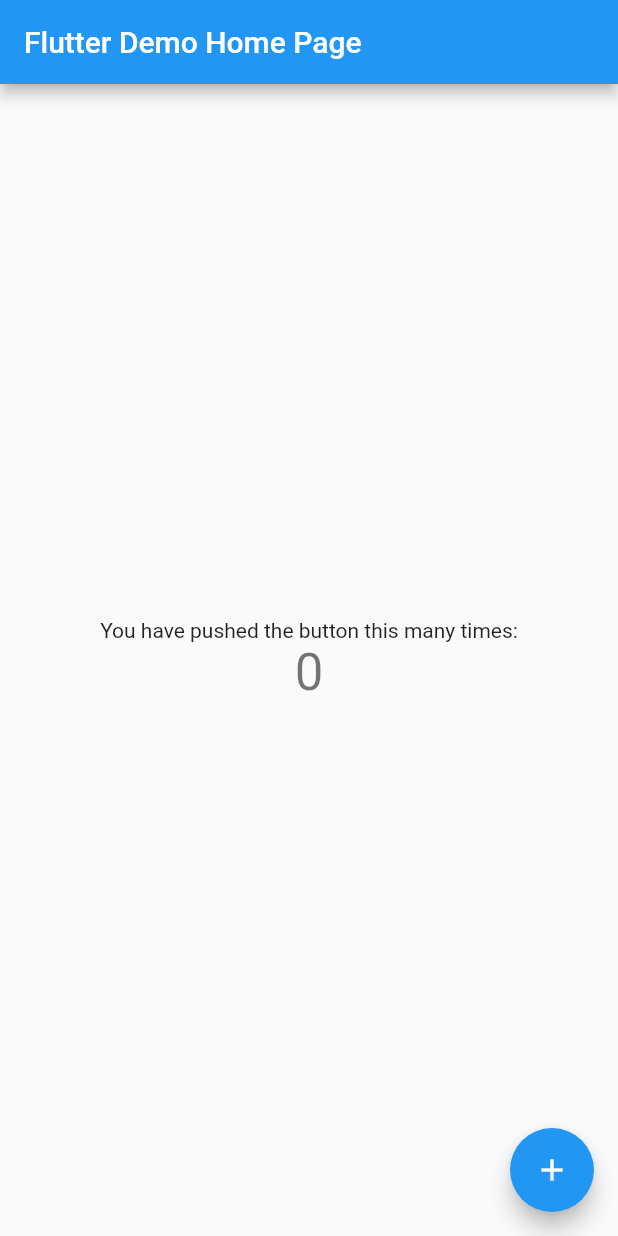
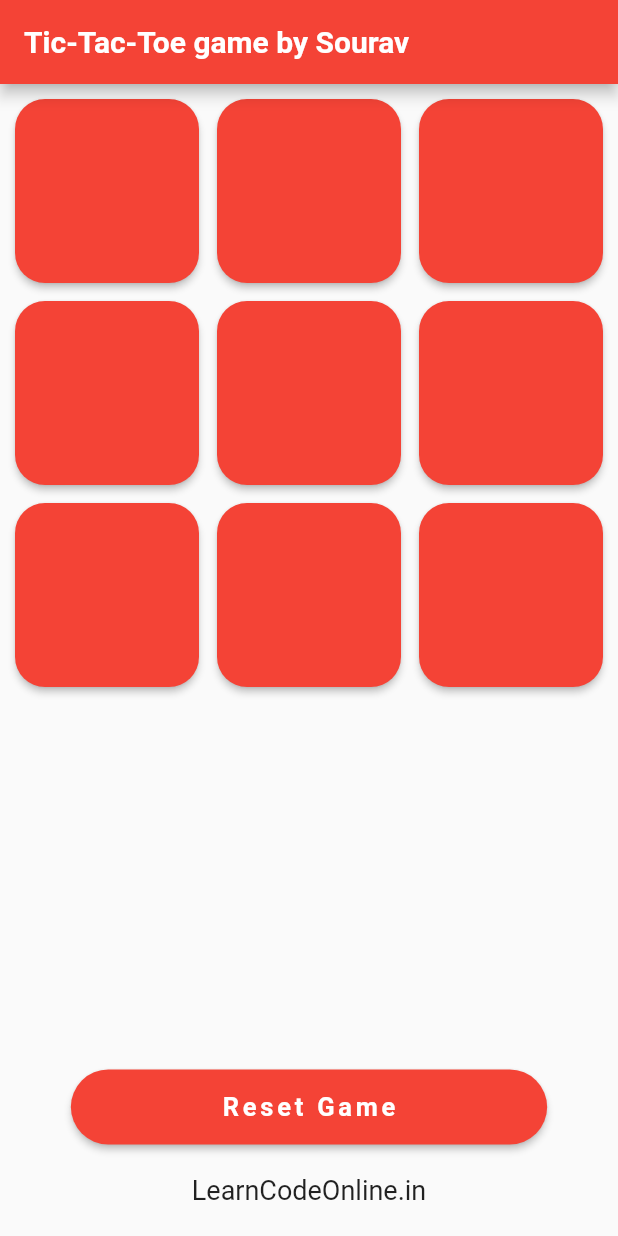
Before and after one commit to iamsourav37/TicTacToe-in-Flutter, a Flutter app: the screen it shows after launch, on a phone screen of 412 x 824 dp. Run offline on Flutter 3.47's test engine with Material 2 defaults, Android fonts, the phone set to English and light mode, and no system bars.

Commit message:
design part is almost ready

```diff
--- /dev/null
+++ b/lib/HomePage.dart
@@ -0,0 +1,115 @@
+import 'package:flutter/material.dart';
+
+class HomePage extends StatefulWidget {
+  @override
+  _HomePageState createState() => _HomePageState();
+}
+
+class _HomePageState extends State<HomePage> {
+
+bool isCross = true;
+List<String> gameState ;
+String message = "";
+
+AssetImage cross = AssetImage("images/cross.png");
+AssetImage circle = AssetImage("images/circle.png");
+AssetImage edit = AssetImage("images/edit.png");
+
+@override
+void initState() {
+    super.initState();
+    setState(() {
+      this.message = "";
+      this.gameState = [
+        "empty",
+        "empty",
+        "empty",
+        "empty",
+        "empty",
+        "empty",
+        "empty",
+        "empty",
+        "empty",
+      ];
+    });
+
+  }
+
+
+
+
+
+
+
+
+
+
+
+
+  @override
+  Widget build(BuildContext context) {
+    return Scaffold(
+        appBar: AppBar(
+          title: Text(
+            "Tic-Tac-Toe game by Sourav",
+            style: TextStyle(color: Colors.white, fontWeight: FontWeight.w600),
+          ),
+        ),
+        body: Column(
+          mainAxisAlignment: MainAxisAlignment.start,
+          crossAxisAlignment: CrossAxisAlignment.center,
+          children: <Widget>[
+            Expanded(
+              child: GridView.builder(
+                padding: EdgeInsets.all(10),
+                gridDelegate: SliverGridDelegateWithFixedCrossAxisCount(
+                  crossAxisCount: 3,
+                  childAspectRatio: 1.0,
+                  crossAxisSpacing: 12.0,
+                  mainAxisSpacing: 12.0,
+                ),
+                itemCount: 9,
+                itemBuilder: (context, i) => Container(
+                  child: MaterialButton(
+                    onPressed: () {},
+                    shape: RoundedRectangleBorder(
+                        borderRadius: BorderRadius.circular(20)),
+                    color: Colors.red,
+                  ),
+                ),
+              ),
+            ),
+            Container(
+              padding: EdgeInsets.all(20),
+              child: Text(
+                "$message",
+                style: TextStyle(
+                  fontSize: 20.0,
+
+                ),
+              ),
+            ),
+            RaisedButton(
+              onPressed: () {},
+
+              color: Colors.red,
+              padding: EdgeInsets.symmetric(vertical: 15, horizontal: 100),
+              shape: StadiumBorder(),
+              child: Text(
+                "Reset Game",
+                style: TextStyle(
+                  fontSize: 17,
+                  letterSpacing: 2.5,
+                  color: Colors.white,
+                  fontWeight: FontWeight.bold,
+                ),
+              ),
+            ),
+            Container(
+              padding: EdgeInsets.all(20),
+              child: Text("LearnCodeOnline.in",style: TextStyle(fontSize: 18),),
+            )
+          ],
+        ));
+  }
+}
--- a/lib/main.dart
+++ b/lib/main.dart
@@ -1,111 +1,19 @@
 import 'package:flutter/material.dart';
+import './HomePage.dart';
 
 void main() => runApp(MyApp());
 
+
 class MyApp extends StatelessWidget {
-  // This widget is the root of your application.
   @override
   Widget build(BuildContext context) {
     return MaterialApp(
-      title: 'Flutter Demo',
+      title: "Tic Tac Toe",
+      debugShowCheckedModeBanner: false,
       theme: ThemeData(
-        // This is the theme of your application.
-        //
-        // Try running your application with "flutter run". You'll see the
-        // application has a blue toolbar. Then, without quitting the app, try
-        // changing the primarySwatch below to Colors.green and then invoke
-        // "hot reload" (press "r" in the console where you ran "flutter run",
-        // or simply save your changes to "hot reload" in a Flutter IDE).
-        // Notice that the counter didn't reset back to zero; the application
-        // is not restarted.
-        primarySwatch: Colors.blue,
+        primarySwatch: Colors.red,
       ),
-      home: MyHomePage(title: 'Flutter Demo Home Page'),
+      home: HomePage(),
     );
   }
 }
-
-class MyHomePage extends StatefulWidget {
-  MyHomePage({Key key, this.title}) : super(key: key);
-
-  // This widget is the home page of your application. It is stateful, meaning
-  // that it has a State object (defined below) that contains fields that affect
-  // how it looks.
-
-  // This class is the configuration for the state. It holds the values (in this
-  // case the title) provided by the parent (in this case the App widget) and
-  // used by the build method of the State. Fields in a Widget subclass are
-  // always marked "final".
-
-  final String title;
-
-  @override
-  _MyHomePageState createState() => _MyHomePageState();
-}
-
-class _MyHomePageState extends State<MyHomePage> {
-  int _counter = 0;
-
-  void _incrementCounter() {
-    setState(() {
-      // This call to setState tells the Flutter framework that something has
-      // changed in this State, which causes it to rerun the build method below
-      // so that the display can reflect the updated values. If we changed
-      // _counter without calling setState(), then the build method would not be
-      // called again, and so nothing would appear to happen.
-      _counter++;
-    });
-  }
-
-  @override
-  Widget build(BuildContext context) {
-    // This method is rerun every time setState is called, for instance as done
-    // by the _incrementCounter method above.
-    //
-    // The Flutter framework has been optimized to make rerunning build methods
-    // fast, so that you can just rebuild anything that needs updating rather
-    // than having to individually change instances of widgets.
-    return Scaffold(
-      appBar: AppBar(
-        // Here we take the value from the MyHomePage object that was created by
-        // the App.build method, and use it to set our appbar title.
-        title: Text(widget.title),
-      ),
-      body: Center(
-        // Center is a layout widget. It takes a single child and positions it
-        // in the middle of the parent.
-        child: Column(
-          // Column is also a layout widget. It takes a list of children and
-          // arranges them vertically. By default, it sizes itself to fit its
-          // children horizontally, and tries to be as tall as its parent.
-          //
-          // Invoke "debug painting" (press "p" in the console, choose the
-          // "Toggle Debug Paint" action from the Flutter Inspector in Android
-          // Studio, or the "Toggle Debug Paint" command in Visual Studio Code)
-          // to see the wireframe for each widget.
-          //
-          // Column has various properties to control how it sizes itself and
-          // how it positions its children. Here we use mainAxisAlignment to
-          // center the children vertically; the main axis here is the vertical
-          // axis because Columns are vertical (the cross axis would be
-          // horizontal).
-          mainAxisAlignment: MainAxisAlignment.center,
-          children: <Widget>[
-            Text(
-              'You have pushed the button this many times:',
-            ),
-            Text(
-              '$_counter',
-              style: Theme.of(context).textTheme.display1,
-            ),
-          ],
-        ),
-      ),
-      floatingActionButton: FloatingActionButton(
-        onPressed: _incrementCounter,
-        tooltip: 'Increment',
-        child: Icon(Icons.add),
-      ), // This trailing comma makes auto-formatting nicer for build methods.
-    );
-  }
-}
--- a/pubspec.yaml
+++ b/pubspec.yaml
@@ -41,9 +41,9 @@ flutter:
   uses-material-design: true
 
   # To add assets to your application, add an assets section, like this:
-  # assets:
-  #  - images/a_dot_burr.jpeg
-  #  - images/a_dot_ham.jpeg
+  assets:
+   - images/
+
 
   # An image asset can refer to one or more resolution-specific "variants", see
   # https://flutter.dev/assets-and-images/#resolution-aware.
```
